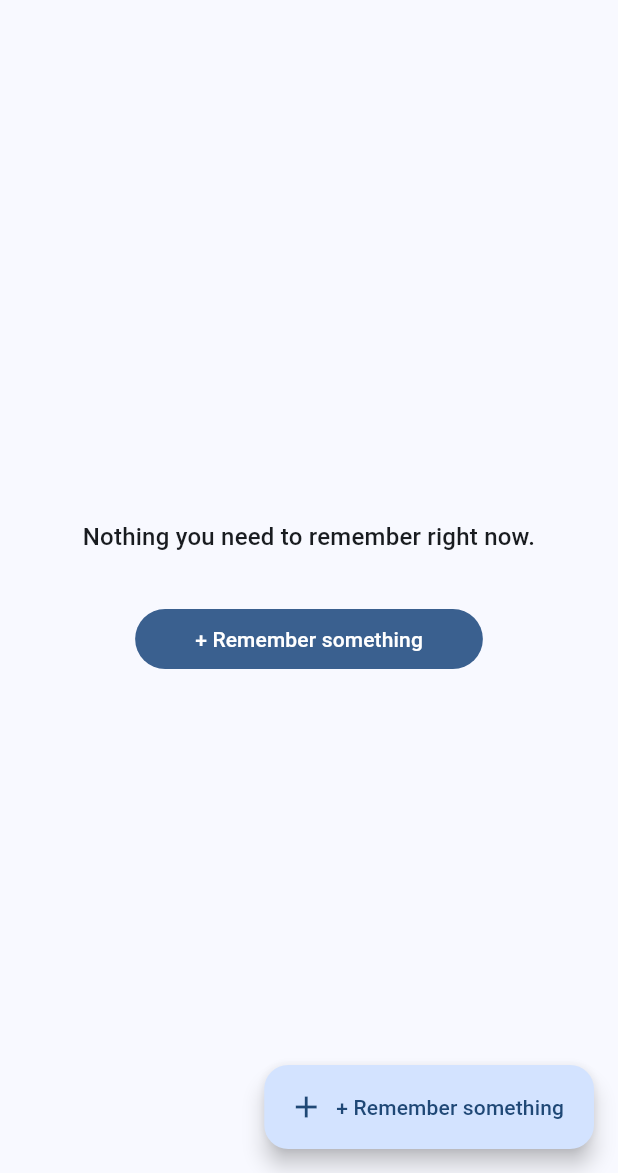
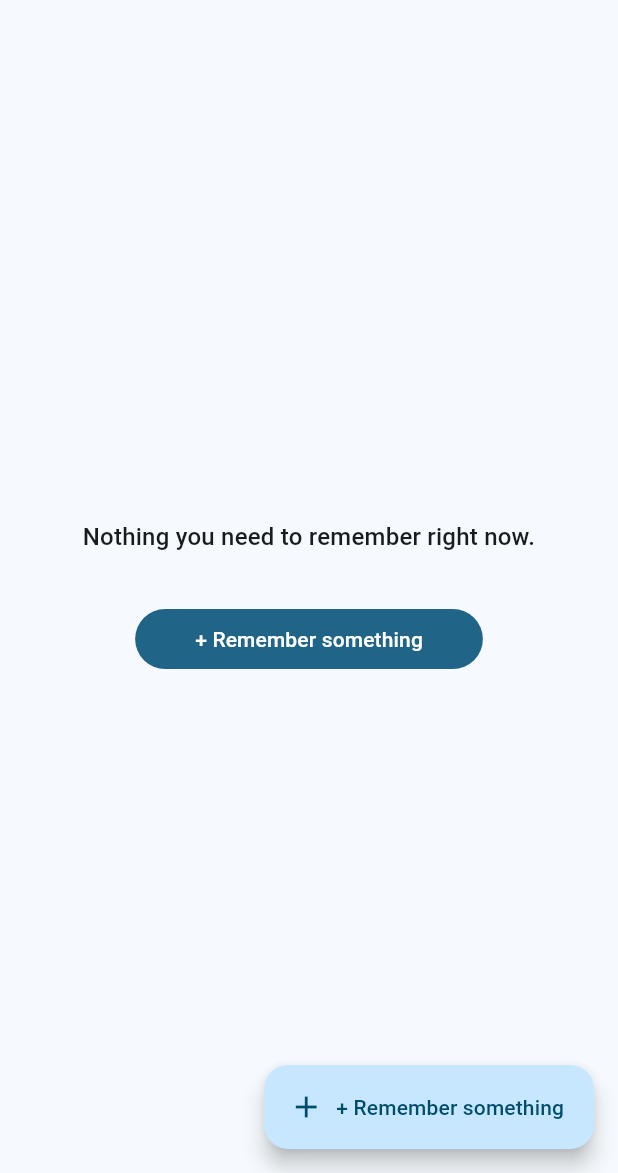
Before and after one commit to dleventis/KeepMind, a Flutter app: the screen it shows after launch, on a phone screen of 412 x 824 dp, the part 63-1236 px from its top. Run offline on Flutter 3.47's test engine with Material 3 defaults, Android fonts, the phone set to English and light mode, and no system bars; our stand-ins replace drift, flutter_local_notifications, flutter_riverpod, flutter_secure_storage, flutter_timezone, image_picker and 1 more; missing offline and left inert: google_mlkit_text_recognition, purchases_flutter, sqlite3; accounts and stored records are empty; generated files the repository leaves out were written again.

Commit message:
Replace app icon with the rendered glass artwork
Swaps the flat placeholder for a 3D render: a frosted-glass document
with a glowing amber clock.

The render arrived framed as a product shot — subject offset and
sitting in empty space, which wastes an icon tile. Recentred and
cropped to fill the tile, with a small brightness/contrast lift so
the glass separates from the dark background at small sizes. Four
crops were compared at 40 and 60 pixels before choosing; a tighter
one read better small but clipped the top of the document, so this is
the tightest framing that keeps the whole object.

All 15 sizes regenerated, RGB with no alpha channel.

Also retunes the app theme to match, so the icon and the interior
read as one product: the icon's teal-navy becomes the seed colour and
its amber clock the tertiary accent, reserved for dates and reminders
so the accent carries meaning rather than decorating.

Co-Authored-By: Claude Opus 5 <noreply@anthropic.com>

```diff
--- a/app/lib/core/theme/app_theme.dart
+++ b/app/lib/core/theme/app_theme.dart
@@ -1,20 +1,34 @@
 import 'package:flutter/material.dart';
 
 /// Centralized theme so screens never hand-roll colors/typography.
-/// Deliberately minimal for Phase A — expand once real screens exist
-/// and accessibility/contrast passes are done (brief section 25).
+///
+/// Seeded from the app icon so the icon and the app read as one product:
+/// the icon's deep teal-navy background becomes the primary seed, and its
+/// glowing amber clock becomes the accent used for anything time-related.
 class AppTheme {
   AppTheme._();
 
-  static ThemeData get light => ThemeData(
-    useMaterial3: true,
-    brightness: Brightness.light,
-    colorSchemeSeed: const Color(0xFF3D5A80),
-  );
+  /// Sampled from the icon's background.
+  static const Color seed = Color(0xFF12384C);
 
-  static ThemeData get dark => ThemeData(
-    useMaterial3: true,
-    brightness: Brightness.dark,
-    colorSchemeSeed: const Color(0xFF3D5A80),
-  );
+  /// The icon's glowing clock. Reserved for time and urgency — dates,
+  /// reminders, the thing the user is being told about — so the accent
+  /// means something rather than just decorating.
+  static const Color accent = Color(0xFFF08A3C);
+
+  static ThemeData get light => _build(Brightness.light);
+  static ThemeData get dark => _build(Brightness.dark);
+
+  static ThemeData _build(Brightness brightness) {
+    final scheme = ColorScheme.fromSeed(
+      seedColor: seed,
+      brightness: brightness,
+    ).copyWith(tertiary: accent);
+
+    return ThemeData(
+      useMaterial3: true,
+      brightness: brightness,
+      colorScheme: scheme,
+    );
+  }
 }
```
Also changed, not shown: 15 other files.
